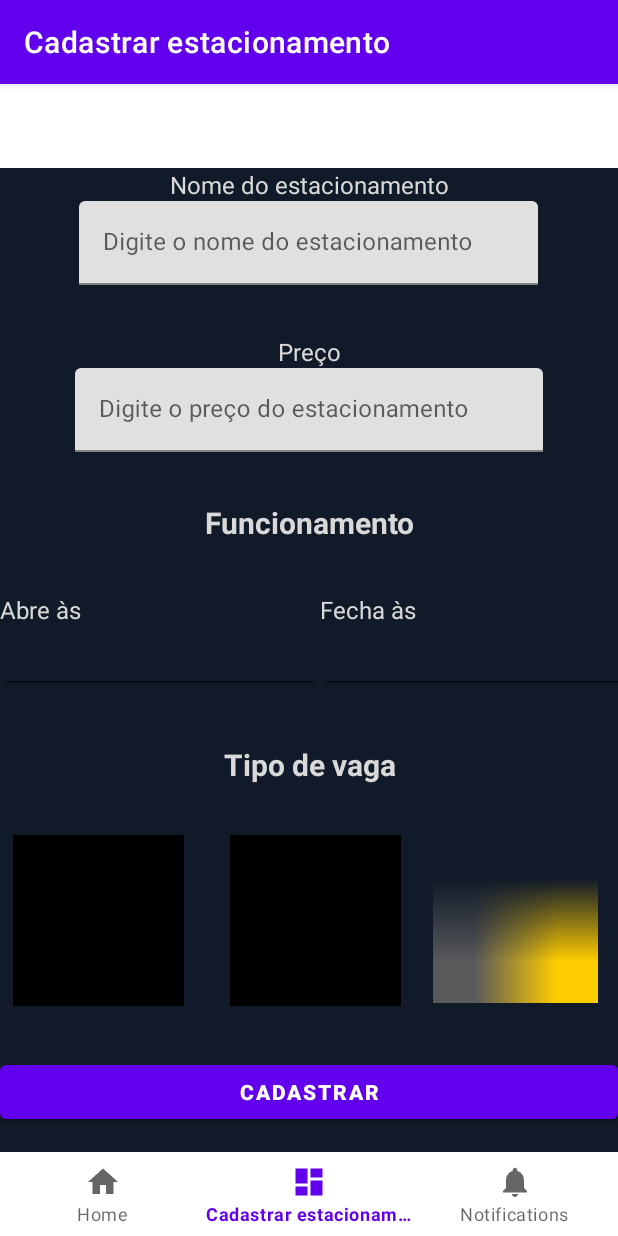
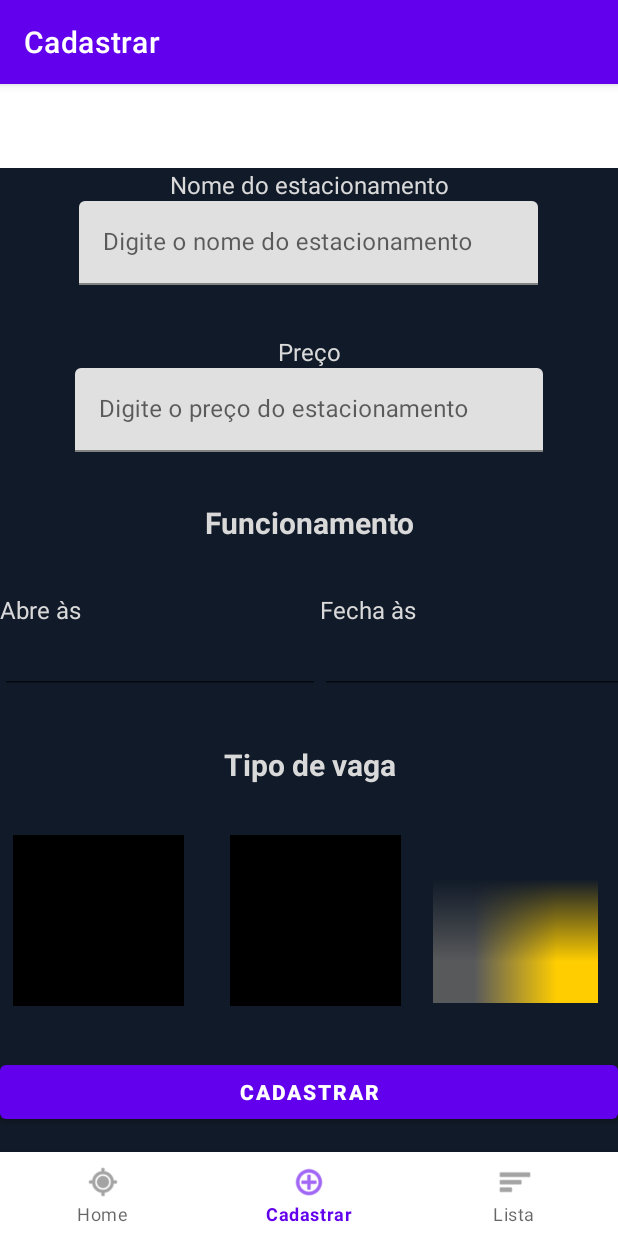
Before and after one commit to marcosbarross/SistemaEstacionamento, an Android app: the screen it shows after launch (MainActivity), item 2 of the bottom bar chosen, on a phone screen of 412 x 824 dp. Run offline under Robolectric (Android 15) with nearby library versions, the phone set to English and light mode, and no system bars; our stand-ins replace navigation-ui.

Commit message:
Troca ícones e labels

```diff
--- a/APP/app/src/main/java/com/example/parkingsystem/MainActivity.kt
+++ b/APP/app/src/main/java/com/example/parkingsystem/MainActivity.kt
@@ -22,8 +22,6 @@ class MainActivity : AppCompatActivity() {
         val navView: BottomNavigationView = binding.navView
 
         val navController = findNavController(R.id.nav_host_fragment_activity_main)
-        // Passing each menu ID as a set of Ids because each
-        // menu should be considered as top level destinations.
         val appBarConfiguration = AppBarConfiguration(
             setOf(
                 R.id.navigation_home, R.id.navigation_dashboard, R.id.navigation_notifications
--- a/APP/app/src/main/res/menu/bottom_nav_menu.xml
+++ b/APP/app/src/main/res/menu/bottom_nav_menu.xml
@@ -3,17 +3,17 @@
 
     <item
         android:id="@+id/navigation_home"
-        android:icon="@drawable/ic_home_black_24dp"
+        android:icon="@android:drawable/ic_menu_mylocation"
         android:title="@string/title_home" />
 
     <item
         android:id="@+id/navigation_dashboard"
-        android:icon="@drawable/ic_dashboard_black_24dp"
+        android:icon="@android:drawable/ic_menu_add"
         android:title="@string/title_dashboard" />
 
     <item
         android:id="@+id/navigation_notifications"
-        android:icon="@drawable/ic_notifications_black_24dp"
+        android:icon="@android:drawable/ic_menu_sort_by_size"
         android:title="@string/title_notifications" />
 
 </menu>
--- a/APP/app/src/main/res/values/strings.xml
+++ b/APP/app/src/main/res/values/strings.xml
@@ -1,6 +1,6 @@
 <resources>
     <string name="app_name">ParkingSystem</string>
     <string name="title_home">Home</string>
-    <string name="title_dashboard">Cadastrar estacionamento</string>
-    <string name="title_notifications">Notifications</string>
+    <string name="title_dashboard">Cadastrar</string>
+    <string name="title_notifications">Lista</string>
 </resources>
```
Also changed, not shown: APP/app/src/main/java/com/example/parkingsystem/ui/dashboard/DashboardFragment.kt (+0 -9 lines).
